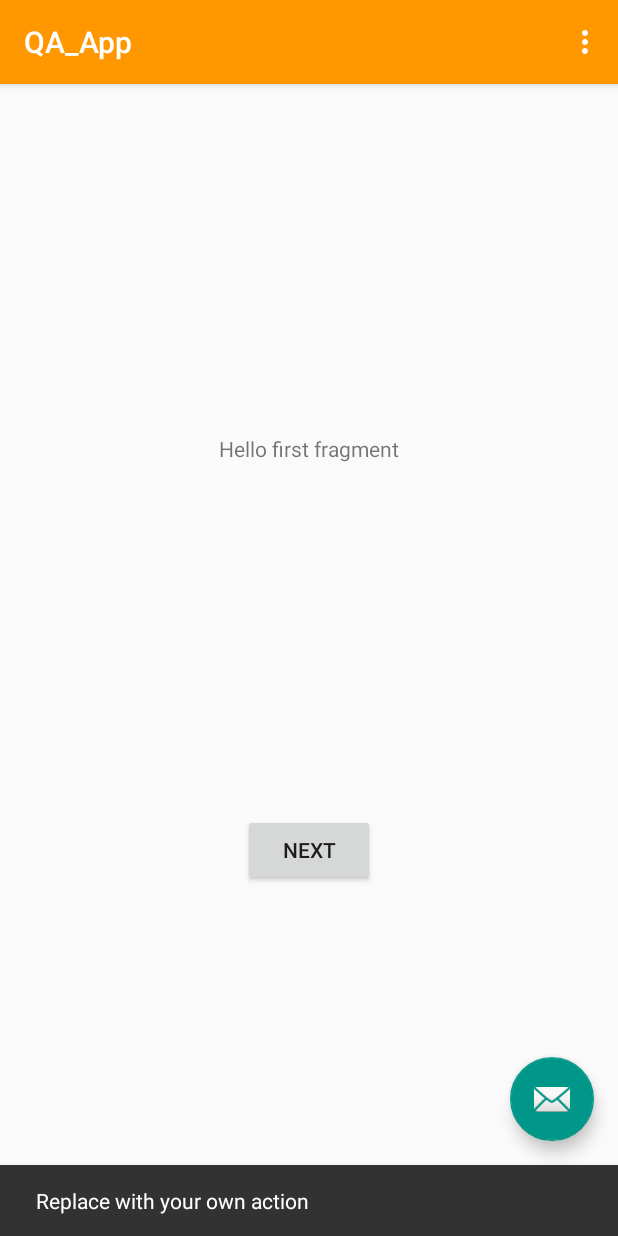
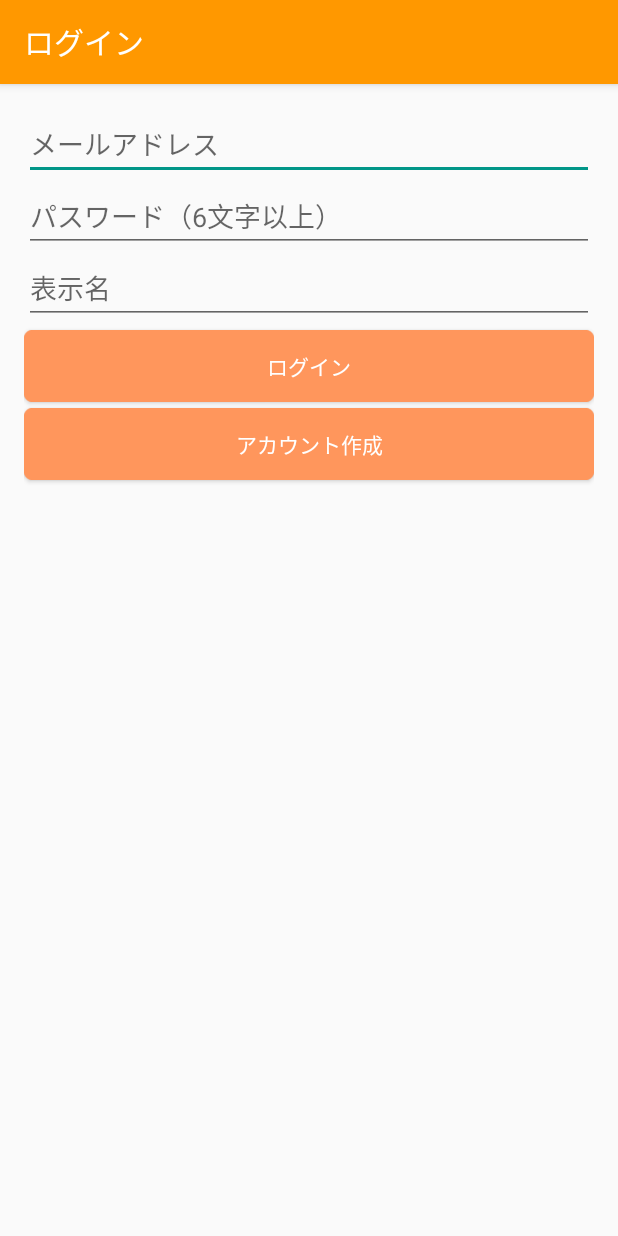
Before and after one commit to ryoichi-satoyama/QA_App, an Android app: the screen it shows after launch (MainActivity before the commit, LoginActivity after it), after a tap on an icon or button, on a phone screen of 412 x 824 dp. Run offline under Robolectric (Android 15) with nearby library versions, the phone set to English and light mode, and no system bars; our stand-ins replace Firebase (no records; nobody signed in at launch, a user with empty details on screens opened directly); libraries missing offline, so code that uses them is left out: jp.techacademy.ryoichi.

Commit message:
QAアプリ Lesson8 C4完了

```diff
--- a/app/src/main/AndroidManifest.xml
+++ b/app/src/main/AndroidManifest.xml
@@ -9,6 +9,8 @@
         android:roundIcon="@mipmap/ic_launcher_round"
         android:supportsRtl="true"
         android:theme="@style/AppTheme">
+
+        <activity android:name=".LoginActivity" />
         <activity
             android:name=".MainActivity"
             android:label="@string/app_name"
--- /dev/null
+++ b/app/src/main/java/jp/techacademy/ryoichi/satoyama/qa_app/Const.kt
@@ -0,0 +1,9 @@
+package jp.techacademy.ryoichi.satoyama.qa_app
+
+const val UsersPATH = "users"
+
+const val ContentsPATH = "contents"
+
+const val AnswersPATH = "answers"
+
+const val NameKEY = "name"
--- a/app/src/main/java/jp/techacademy/ryoichi/satoyama/qa_app/MainActivity.kt
+++ b/app/src/main/java/jp/techacademy/ryoichi/satoyama/qa_app/MainActivity.kt
@@ -1,23 +1,32 @@
-package jp.techacademy.ryoichi.satoyama.qa_app
+    package jp.techacademy.ryoichi.satoyama.qa_app
 
+import android.content.Intent
 import android.os.Bundle
 import com.google.android.material.floatingactionbutton.FloatingActionButton
 import com.google.android.material.snackbar.Snackbar
 import androidx.appcompat.app.AppCompatActivity
 import android.view.Menu
 import android.view.MenuItem
+import com.google.firebase.auth.FirebaseAuth
+import kotlinx.android.synthetic.main.activity_main.*
 
-class MainActivity : AppCompatActivity() {
+    class MainActivity : AppCompatActivity() {
 
     override fun onCreate(savedInstanceState: Bundle?) {
         super.onCreate(savedInstanceState)
         setContentView(R.layout.activity_main)
-        setSupportActionBar(findViewById(R.id.toolbar))
+//        setSupportActionBar(findViewById(R.id.toolbar))
+        setSupportActionBar(toolbar)
 
         findViewById<FloatingActionButton>(R.id.fab).setOnClickListener { view ->
-            Snackbar.make(view, "Replace with your own action", Snackbar.LENGTH_LONG)
-                    .setAction("Action", null).show()
+            val user = FirebaseAuth.getInstance().currentUser
+
+            if(user == null) {
+                val intent = Intent(applicationContext, LoginActivity::class.java)
+                startActivity(intent)
+            }
         }
+
     }
 
     override fun onCreateOptionsMenu(menu: Menu): Boolean {
--- /dev/null
+++ b/app/src/main/res/drawable/custom_button.xml
@@ -0,0 +1,6 @@
+<?xml version="1.0" encoding="utf-8"?>
+<selector xmlns:android="http://schemas.android.com/apk/res/android">
+    <item android:drawable="@drawable/btn_pressed"
+        android:state_pressed="true" />
+    <item android:drawable="@drawable/btn"/>
+</selector>
--- /dev/null
+++ b/app/src/main/res/layout/activity_login.xml
@@ -0,0 +1,64 @@
+<?xml version="1.0" encoding="utf-8"?>
+<RelativeLayout
+    xmlns:android="http://schemas.android.com/apk/res/android"
+    xmlns:tools="http://schemas.android.com/tools"
+    android:layout_width="match_parent"
+    android:layout_height="match_parent"
+    android:paddingBottom="16dp"
+    android:paddingLeft="16dp"
+    android:paddingRight="16dp"
+    android:paddingTop="16dp"
+    tools:context=".LoginActivity">
+
+    <LinearLayout
+        android:layout_width="match_parent"
+        android:layout_height="match_parent"
+        android:orientation="vertical">
+
+        <EditText
+            android:layout_width="match_parent"
+            android:layout_height="wrap_content"
+            android:id="@+id/emailText"
+            android:hint="@string/login_email_hint" />
+
+        <EditText
+            android:layout_width="match_parent"
+            android:layout_height="wrap_content"
+            android:inputType="textPassword"
+            android:hint="@string/login_pass_hint"
+            android:id="@+id/passwordText" />
+
+        <EditText
+            android:layout_width="match_parent"
+            android:layout_height="wrap_content"
+            android:hint="@string/login_name_hint"
+            android:id="@+id/nameText" />
+
+        <Button
+            android:layout_width="match_parent"
+            android:layout_height="wrap_content"
+            android:layout_marginTop="4dp"
+            android:text="@string/login_title"
+            android:id="@+id/loginButton"
+            android:background="@drawable/custom_button"
+            android:textColor="@color/colorButtonText" />
+
+        <Button
+            android:layout_width="match_parent"
+            android:layout_height="wrap_content"
+            android:layout_marginTop="4dp"
+            android:text="@string/login_createbutton_text"
+            android:id="@+id/createButton"
+            android:background="@drawable/custom_button"
+            android:textColor="@color/colorButtonText" />
+    </LinearLayout>
+
+    <ProgressBar
+        android:id="@+id/progressBar"
+        style="?android:attr/progressBarStyle"
+        android:layout_width="wrap_content"
+        android:layout_height="wrap_content"
+        android:layout_centerInParent="true"
+        android:visibility="gone"/>
+
+</RelativeLayout>
--- a/app/src/main/res/layout/activity_main.xml
+++ b/app/src/main/res/layout/activity_main.xml
@@ -28,6 +28,6 @@
         android:layout_height="wrap_content"
         android:layout_gravity="bottom|end"
         android:layout_margin="@dimen/fab_margin"
-        app:srcCompat="@android:drawable/ic_dialog_email" />
+        app:srcCompat="@drawable/plus" />
 
 </androidx.coordinatorlayout.widget.CoordinatorLayout>
--- a/app/src/main/res/layout/content_main.xml
+++ b/app/src/main/res/layout/content_main.xml
@@ -1,19 +1,18 @@
 <?xml version="1.0" encoding="utf-8"?>
-<androidx.constraintlayout.widget.ConstraintLayout xmlns:android="http://schemas.android.com/apk/res/android"
+<RelativeLayout xmlns:android="http://schemas.android.com/apk/res/android"
     xmlns:app="http://schemas.android.com/apk/res-auto"
+    xmlns:tools="http://schemas.android.com/tools"
     android:layout_width="match_parent"
     android:layout_height="match_parent"
-    app:layout_behavior="@string/appbar_scrolling_view_behavior">
+    android:paddingBottom="16dp"
+    android:paddingLeft="16dp"
+    android:paddingRight="16dp"
+    android:paddingTop="16dp"
+    app:layout_behavior="@string/appbar_scrolling_view_behavior"
+    tools:context="jp.techacademy.ryoichi.satoyama.qa_app.MainActivity">
 
-    <fragment
-        android:id="@+id/nav_host_fragment"
-        android:name="androidx.navigation.fragment.NavHostFragment"
-        android:layout_width="0dp"
-        android:layout_height="0dp"
-        app:defaultNavHost="true"
-        app:layout_constraintBottom_toBottomOf="parent"
-        app:layout_constraintLeft_toLeftOf="parent"
-        app:layout_constraintRight_toRightOf="parent"
-        app:layout_constraintTop_toTopOf="parent"
-        app:navGraph="@navigation/nav_graph" />
-</androidx.constraintlayout.widget.ConstraintLayout>
+    <ListView
+        android:layout_width="match_parent"
+        android:layout_height="match_parent"
+        android:id="@+id/listView" />
+</RelativeLayout>
--- a/app/src/main/res/values/strings.xml
+++ b/app/src/main/res/values/strings.xml
@@ -9,4 +9,18 @@
 
     <string name="hello_first_fragment">Hello first fragment</string>
     <string name="hello_second_fragment">Hello second fragment. Arg: %1$s</string>
+
+    <!-- ログイン画面用文字列 -->
+    <string name="login_email_hint">メールアドレス</string>
+    <string name="login_pass_hint">パスワード（6文字以上）</string>
+    <string name="login_name_hint">表示名</string>
+    <string name="login_createbutton_text">アカウント作成</string>
+
+    <string name="login_title">ログイン</string>
+    <string name="create_account_failure_message">アカウント作成に失敗しました</string>
+    <string name="login_failure_message">ログインに失敗しました</string>
+    <string name="login_error_message">正しく入力してください</string>
+
+
+
 </resources>
--- a/build.gradle
+++ b/build.gradle
@@ -8,6 +8,8 @@ buildscript {
     dependencies {
         classpath "com.android.tools.build:gradle:4.0.2"
         classpath "org.jetbrains.kotlin:kotlin-gradle-plugin:$kotlin_version"
+
+        classpath 'com.google.gms:google-services:4.3.4'
 
         // NOTE: Do not place your application dependencies here; they belong
         // in the individual module build.gradle files
```
Also changed, not shown: app/build.gradle (+11 -0 lines), app/src/main/java/jp/techacademy/ryoichi/satoyama/qa_app/LoginActivity.kt (added, +134 -0 lines), 2 other files.
